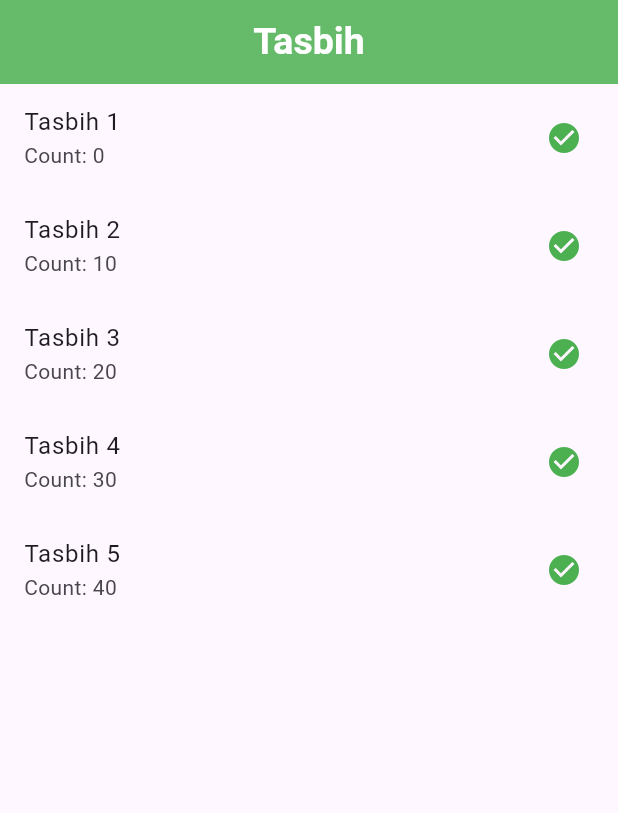
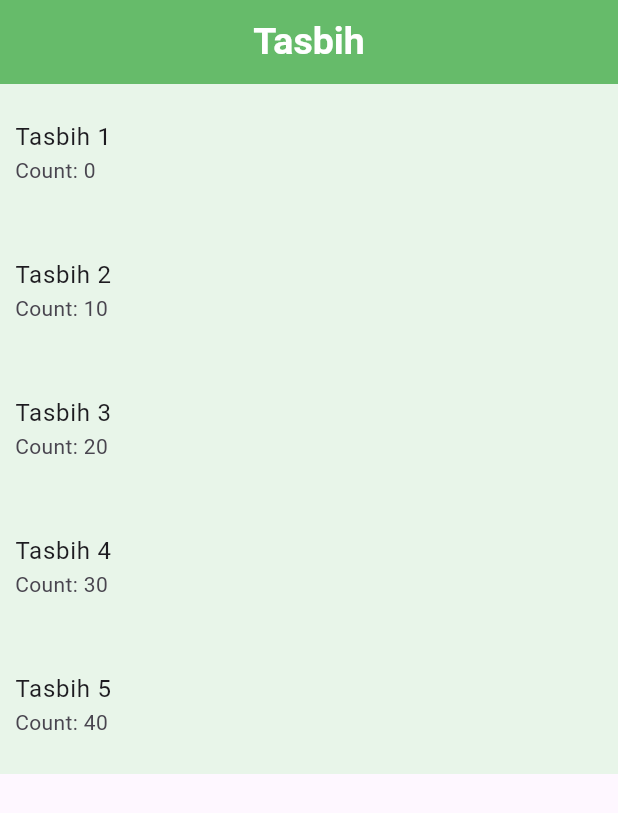
Before and after one commit to Seyam7/tasbih_flutter, a Flutter app: the screen it shows after launch, on a phone screen of 412 x 824 dp. Shown: the top 813 px of the screen. Run offline on Flutter 3.47's test engine with Material 3 defaults, Android fonts, the phone set to English and light mode, and no system bars.

Commit message:
list tile updated

```diff
--- a/lib/main.dart
+++ b/lib/main.dart
@@ -24,6 +24,7 @@ class MyApp extends StatelessWidget {
         brightness: Brightness.dark,
         useMaterial3: true,
       ),
+      themeMode: ThemeMode.system, // Use system theme mode
       home: HomeScreen(),
     );
   }
--- a/lib/screens/home_screen.dart
+++ b/lib/screens/home_screen.dart
@@ -23,9 +23,10 @@ class HomeScreen extends StatelessWidget {
         itemCount: 5,
         itemBuilder: (_, index) {
           return ListTile(
+            contentPadding: EdgeInsets.all(10),
+            tileColor: Colors.green[50],
             title: Text('Tasbih ${index + 1}'),
             subtitle: Text('Count: ${index * 10}'),
-            trailing: Icon(Icons.check_circle, color: Colors.green),
           );
         },
       ),
```
